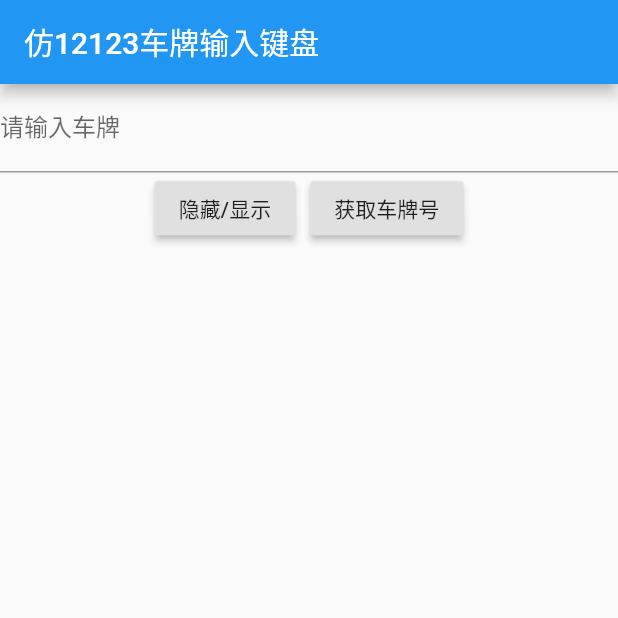
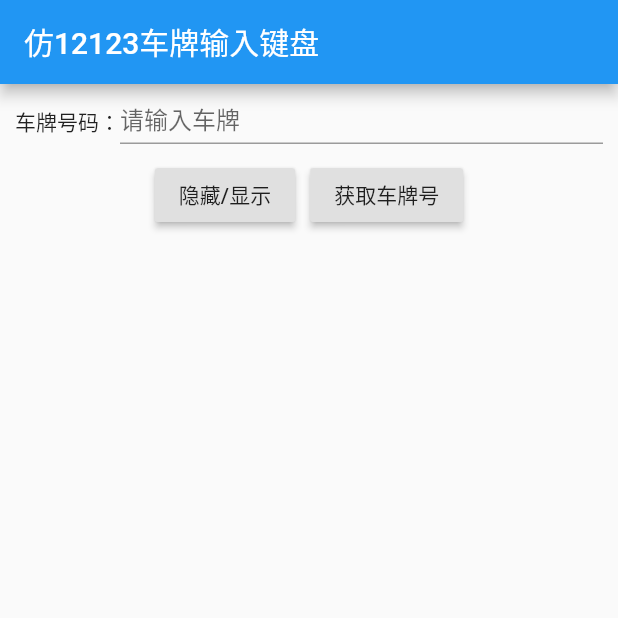
Before and after one commit to xtcel/flutter_vehicle_keyboard, a Flutter app: the screen it shows after launch, on a phone screen of 412 x 824 dp, the top half of it. Run offline on Flutter 3.47's test engine with Material 2 defaults, Android fonts, the phone set to English and light mode, and no system bars.

Commit message:
修复键盘显示宽度问题

```diff
--- a/example/lib/main.dart
+++ b/example/lib/main.dart
@@ -68,10 +68,28 @@ class _MyHomePageState extends State<MyHomePage> {
       body: new Center(
           child: Column(
         children: <Widget>[
-          VehicleField(
-            focusNode: focusNode,
-            autoSwitchLetterKeyBoard: true,
-            controller: controller,
+          // VehicleField(
+          //   focusNode: focusNode,
+          //   autoSwitchLetterKeyBoard: true,
+          //   controller: controller,
+          // ),
+          Container(
+            padding: const EdgeInsets.all(10),
+            height: 50,
+            child: Row(
+              mainAxisAlignment: MainAxisAlignment.spaceAround,
+              children: [
+                Text('车牌号码：'),
+                Expanded(
+                  child: VehicleField(
+                    focusNode: focusNode,
+                    autoSwitchLetterKeyBoard: true,
+                    controller: controller,
+                    textAlign: TextAlign.end,
+                  ),
+                )
+              ],
+            ),
           ),
           Row(
             mainAxisAlignment: MainAxisAlignment.center,
--- a/lib/flutter_vehicle_keyboard.dart
+++ b/lib/flutter_vehicle_keyboard.dart
@@ -84,6 +84,7 @@ class _VehicleKeyboardState extends State<VehicleKeyboard> {
   Widget build(BuildContext context) {
     return Container(
       height: 280,
+      width: MediaQuery.of(context).size.width,
       color: Colors.white,
       child: Column(
         children: [
@@ -108,7 +109,10 @@ class _VehicleKeyboardState extends State<VehicleKeyboard> {
                 widget.focusNode?.unfocus();
               },
               child: Text("完成",
-                  style: TextStyle(fontSize: 16, fontWeight: FontWeight.bold, color: Colors.black)))
+                  style: TextStyle(
+                      fontSize: 16,
+                      fontWeight: FontWeight.bold,
+                      color: Colors.black)))
         ],
       ),
     );
@@ -118,6 +122,7 @@ class _VehicleKeyboardState extends State<VehicleKeyboard> {
   Widget _buildProvinceKeyBoard() {
     return Container(
       height: 210,
+      width: MediaQuery.of(context).size.width,
       child: Column(
           mainAxisSize: MainAxisSize.min,
           mainAxisAlignment: MainAxisAlignment.start,
@@ -199,6 +204,7 @@ class _VehicleKeyboardState extends State<VehicleKeyboard> {
   Widget _buildLetterKeyBoard() {
     return Container(
       height: 210,
+      width: MediaQuery.of(context).size.width,
       child: Column(
           mainAxisSize: MainAxisSize.min,
           mainAxisAlignment: MainAxisAlignment.start,
--- a/lib/vehicle_field.dart
+++ b/lib/vehicle_field.dart
@@ -19,6 +19,9 @@ class VehicleField extends StatefulWidget {
   /// text editing controller
   TextEditingController controller;
 
+  // TextFieldProps
+  TextAlign textAlign;
+
   VehicleField(
       {Key key,
       this.controller,
@@ -26,7 +29,8 @@ class VehicleField extends StatefulWidget {
       this.autoHideKeyBoard = false,
       this.autoSwitchLetterKeyBoard = true,
       this.showKeyBoard,
-      this.focusNode})
+      this.focusNode,
+      this.textAlign})
       : super(key: key);
 
   @override
@@ -67,12 +71,15 @@ class _VehicleFieldState extends State<VehicleField> {
     RenderBox renderBox = context.findRenderObject();
     var size = renderBox.size;
     // var offset = renderBox.localToGlobal(Offset.zero);
+    double width = MediaQuery.of(context).size.width;
+
+    print(width);
 
     return OverlayEntry(
         builder: (context) => Positioned(
               left: 0,
               bottom: 0,
-              width: size.width,
+              width: width,
               child: Material(
                   elevation: 4.0,
                   child: VehicleKeyboard(
@@ -90,6 +97,7 @@ class _VehicleFieldState extends State<VehicleField> {
     return TextField(
       focusNode: this._focusNode,
       controller: _controller,
+      textAlign: widget.textAlign ?? TextAlign.start,
       showCursor: true,
       readOnly: true,
       decoration: InputDecoration(labelText: '请输入车牌'),
```
